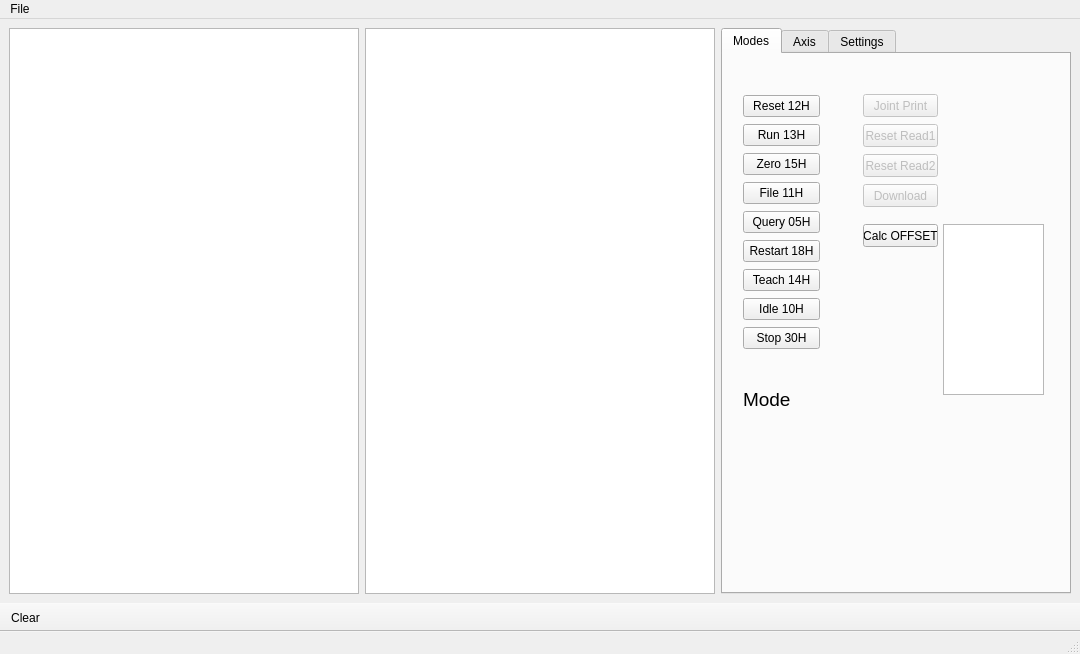
Old version of the form main.ui in the repository kukuruuza/ruuz.
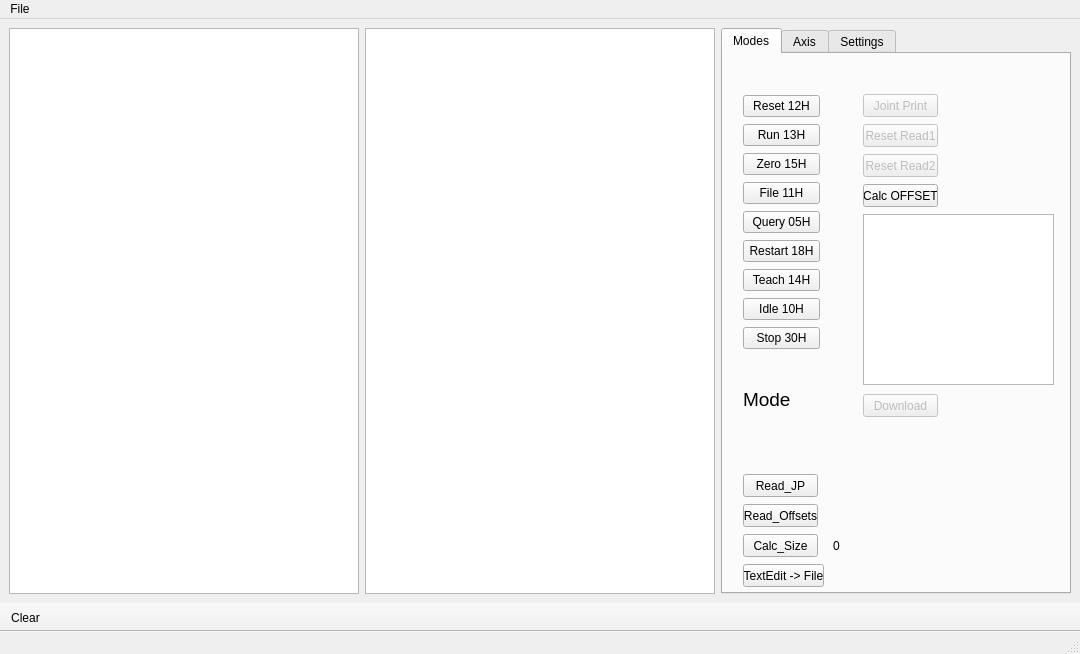
New version of the form. The open tabs and pages were chosen to show the change. Icons and pictures are not drawn.

Commit message: продолжение разработки

```diff
--- a/main.ui
+++ b/main.ui
@@ -194,7 +194,7 @@
         <property name="geometry">
          <rect>
           <x>140</x>
-          <y>130</y>
+          <y>340</y>
           <width>75</width>
           <height>23</height>
          </rect>
@@ -210,7 +210,7 @@
         <property name="geometry">
          <rect>
           <x>140</x>
-          <y>170</y>
+          <y>130</y>
           <width>75</width>
           <height>23</height>
          </rect>
@@ -222,13 +222,78 @@
        <widget class="QListWidget" name="listWidget_offsets">
         <property name="geometry">
          <rect>
-          <x>220</x>
-          <y>170</y>
-          <width>101</width>
+          <x>140</x>
+          <y>160</y>
+          <width>191</width>
           <height>171</height>
          </rect>
         </property>
        </widget>
+       <widget class="QPushButton" name="btnPrepare">
+        <property name="geometry">
+         <rect>
+          <x>20</x>
+          <y>510</y>
+          <width>81</width>
+          <height>23</height>
+         </rect>
+        </property>
+        <property name="text">
+         <string>TextEdit -&gt; File</string>
+        </property>
+       </widget>
+       <widget class="QPushButton" name="btnReadJP">
+        <property name="geometry">
+         <rect>
+          <x>20</x>
+          <y>420</y>
+          <width>75</width>
+          <height>23</height>
+         </rect>
+        </property>
+        <property name="text">
+         <string>Read_JP</string>
+        </property>
+       </widget>
+       <widget class="QPushButton" name="btnRead_Offsets">
+        <property name="geometry">
+         <rect>
+          <x>20</x>
+          <y>450</y>
+          <width>75</width>
+          <height>23</height>
+         </rect>
+        </property>
+        <property name="text">
+         <string>Read_Offsets</string>
+        </property>
+       </widget>
+       <widget class="QPushButton" name="btnCalc_Size">
+        <property name="geometry">
+         <rect>
+          <x>20</x>
+          <y>480</y>
+          <width>75</width>
+          <height>23</height>
+         </rect>
+        </property>
+        <property name="text">
+         <string>Calc_Size</string>
+        </property>
+       </widget>
+       <widget class="QLabel" name="lblSize">
+        <property name="geometry">
+         <rect>
+          <x>110</x>
+          <y>485</y>
+          <width>47</width>
+          <height>13</height>
+         </rect>
+        </property>
+        <property name="text">
+         <string>0</string>
+        </property>
+       </widget>
       </widget>
       <widget class="QWidget" name="tab_axis">
        <attribute name="title">
```
Left out of the diff: 2 changed lines with no effect on the pictures. The commit also changes 1 other file.
